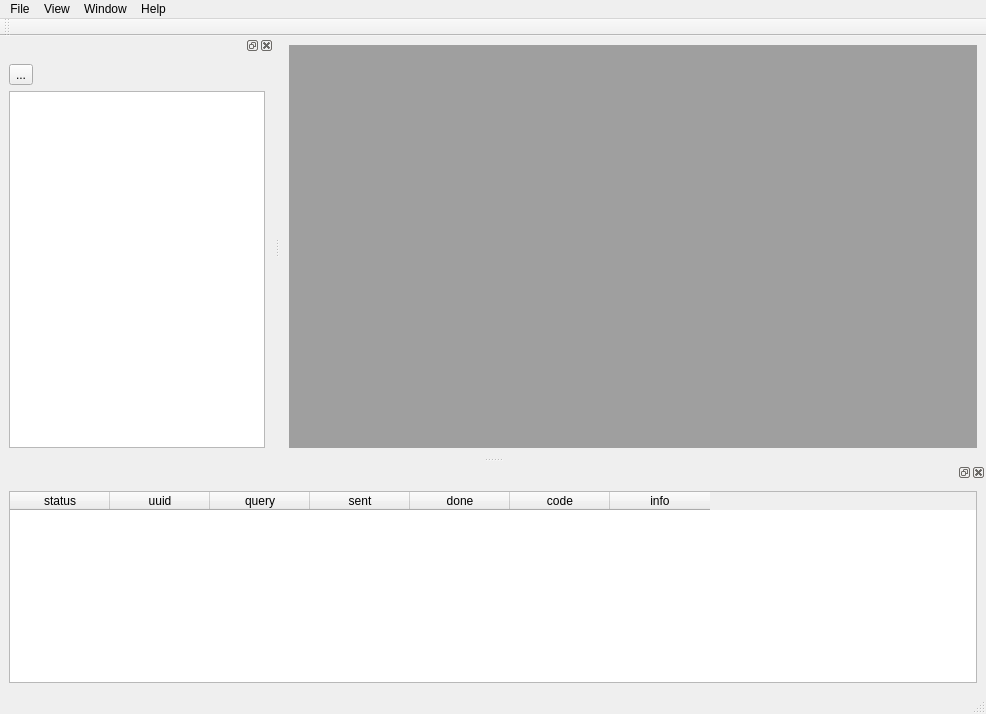
sand74/cli3, file ui/main_window.ui: the form before one commit.
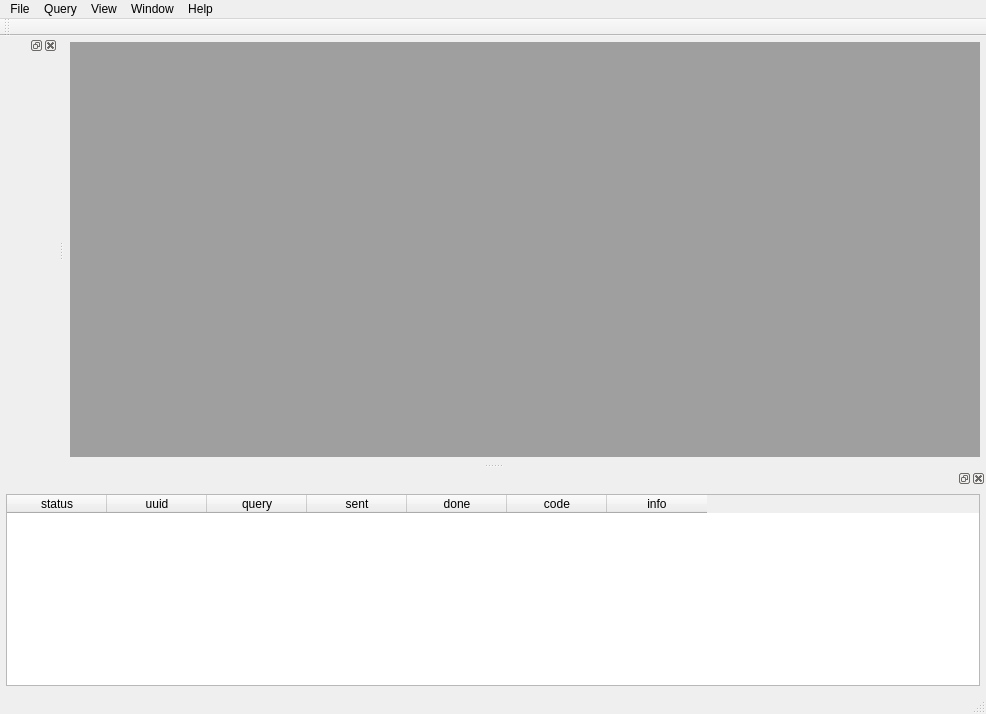
The form after the commit.

Commit message: Split main window class

Patch:
```diff
--- a/ui/main_window.ui
+++ b/ui/main_window.ui
@@ -18,8 +18,27 @@
     <bool>true</bool>
    </property>
    <layout class="QVBoxLayout" name="verticalLayout">
+       <property name="leftMargin">
+           <number>6</number>
+       </property>
+       <property name="topMargin">
+           <number>6</number>
+       </property>
+       <property name="rightMargin">
+           <number>6</number>
+       </property>
+       <property name="bottomMargin">
+           <number>6</number>
+       </property>
     <item>
-     <widget class="QMdiArea" name="mdiArea"/>
+           <widget class="QMdiArea" name="mdiArea">
+               <property name="frameShadow">
+                   <enum>QFrame::Sunken</enum>
+               </property>
+               <property name="sizeAdjustPolicy">
+                   <enum>QAbstractScrollArea::AdjustToContents</enum>
+               </property>
+           </widget>
     </item>
    </layout>
   </widget>
@@ -68,7 +87,14 @@
           <addaction name="actionCascade"/>
           <addaction name="separator"/>
       </widget>
+      <widget class="QMenu" name="menuQuery">
+          <property name="title">
+              <string>Query</string>
+          </property>
+          <addaction name="actionEmpty"/>
+      </widget>
       <addaction name="menuFile"/>
+      <addaction name="menuQuery"/>
       <addaction name="menuView"/>
       <addaction name="menuWindow"/>
       <addaction name="menuHelp"/>
@@ -83,51 +109,18 @@
          </attribute>
          <widget class="QWidget" name="dockWidgetContents">
              <layout class="QVBoxLayout" name="verticalLayout_2">
-                 <item>
-                     <layout class="QHBoxLayout" name="horizontalLayout_2">
-                         <item>
-                             <widget class="QToolButton" name="refreshFoldersButton">
-                                 <property name="text">
-                                     <string>...</string>
-                                 </property>
-                             </widget>
-                         </item>
-                         <item>
-                             <spacer name="horizontalSpacer">
-                                 <property name="orientation">
-                                     <enum>Qt::Horizontal</enum>
-                                 </property>
-                                 <property name="sizeHint" stdset="0">
-          <size>
-           <width>40</width>
-           <height>20</height>
-          </size>
-         </property>
-        </spacer>
-       </item>
-      </layout>
-     </item>
-     <item>
-      <widget class="QTreeWidget" name="foldersTreeWidget">
-       <property name="contextMenuPolicy">
-        <enum>Qt::CustomContextMenu</enum>
-       </property>
-       <property name="headerHidden">
-        <bool>true</bool>
-       </property>
-       <property name="columnCount">
-        <number>1</number>
-       </property>
-       <attribute name="headerVisible">
-        <bool>false</bool>
-       </attribute>
-       <column>
-        <property name="text">
-         <string notr="true">1</string>
-        </property>
-       </column>
-      </widget>
-     </item>
+                 <property name="leftMargin">
+                     <number>6</number>
+                 </property>
+                 <property name="topMargin">
+                     <number>6</number>
+                 </property>
+                 <property name="rightMargin">
+                     <number>6</number>
+                 </property>
+                 <property name="bottomMargin">
+                     <number>6</number>
+                 </property>
     </layout>
    </widget>
   </widget>
@@ -157,6 +150,18 @@
          </attribute>
          <widget class="QWidget" name="dockWidgetContents_2">
              <layout class="QHBoxLayout" name="horizontalLayout">
+                 <property name="leftMargin">
+                     <number>6</number>
+                 </property>
+                 <property name="topMargin">
+                     <number>6</number>
+                 </property>
+                 <property name="rightMargin">
+                     <number>6</number>
+                 </property>
+                 <property name="bottomMargin">
+                     <number>6</number>
+                 </property>
                  <item>
                      <widget class="QTableWidget" name="requestTableWidget">
                          <property name="editTriggers">
```
Left out of the diff: 17 changed lines with no effect on the pictures. Lines whose indentation alone changed are shown as unchanged. The commit also changes 11 other files.
